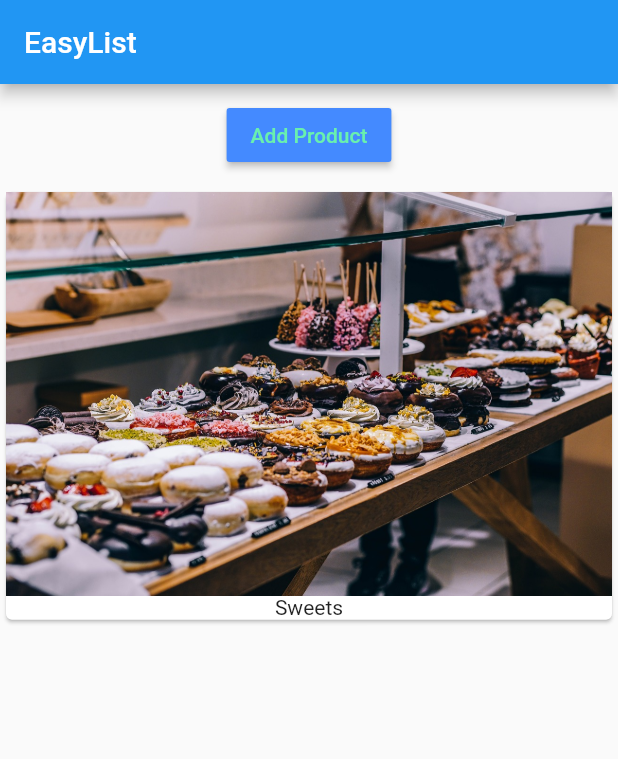
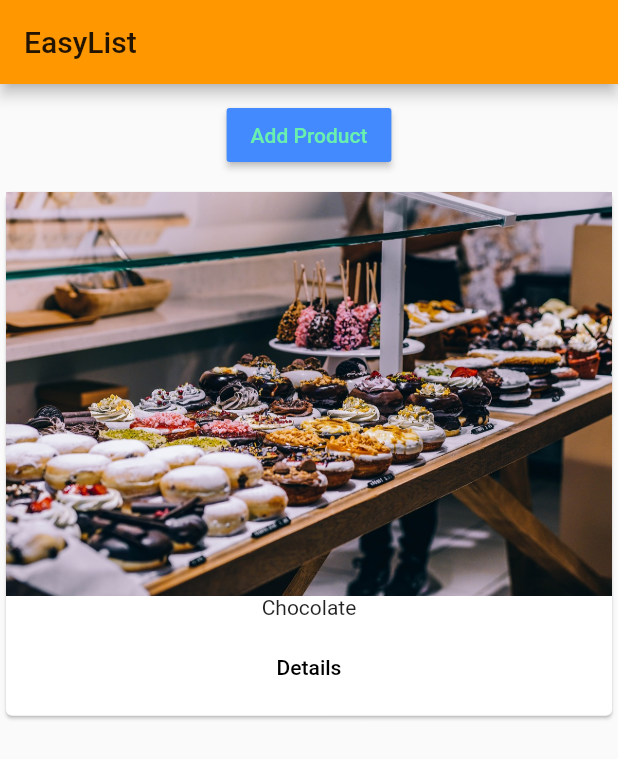
Before and after one commit to heinzan/flutter_course1, a Flutter app: the screen it shows after launch, after a tap on "Add Product", on a phone screen of 412 x 824 dp. Shown: the top 759 px of the screen. Run offline on Flutter 3.47's test engine with Material 2 defaults, Android fonts, the phone set to English and light mode, and no system bars.

Commit message:
[update]Passing Data

```diff
--- a/lib/main.dart
+++ b/lib/main.dart
@@ -1,5 +1,6 @@
 import 'package:flutter/material.dart';
 import 'product_manager.dart';
+import 'pages/home.dart';
 
 void main() => runApp(MyApp());
 
@@ -8,12 +9,11 @@ class MyApp extends StatelessWidget {
   Widget build(BuildContext context) {
     // TODO: implement build
     return MaterialApp(
-      home: Scaffold(
-        appBar: AppBar(
-          title: Text('EasyList'),
+        theme: ThemeData(
+          brightness: Brightness.light,
+          primarySwatch: Colors.orange,
+          accentColor: Colors.deepPurple,
         ),
-     body: ProductManager(),
-    ),
-    );
+        home: HomePage());
   }
 }
--- /dev/null
+++ b/lib/pages/home.dart
@@ -0,0 +1,16 @@
+import 'package:flutter/material.dart';
+import '../product_manager.dart';
+
+class HomePage extends StatelessWidget{
+  @override
+  Widget build(BuildContext context) {
+    // TODO: implement build
+    return Scaffold(
+      appBar: AppBar(
+        title: Text('EasyList'),
+      ),
+      body: ProductManager(),
+    );
+  }
+
+}
--- a/lib/product_control.dart
+++ b/lib/product_control.dart
@@ -11,7 +11,7 @@ class ProductControl extends StatelessWidget{
       child: Text('Add Product'),
       color: Colors.blueAccent,
       onPressed: () {
-        addProduct('Sweets');
+        addProduct({'title': 'Chocolate' , 'image':'assets/food.jpg'});
       },
     );
   }
--- a/lib/product_manager.dart
+++ b/lib/product_manager.dart
@@ -3,7 +3,7 @@ import 'package:flutter_course/products.dart';
 import 'product_control.dart';
 
 class ProductManager extends StatefulWidget {
-  final String startingProduct;
+  final Map<String , dynamic> startingProduct;
 
   ProductManager({this.startingProduct});
 
@@ -15,7 +15,7 @@ class ProductManager extends StatefulWidget {
 }
 
 class _ProductManagerState extends State<ProductManager> {
-  List<String> _products = [];
+  List<Map<String , dynamic>> _products = [];
 
   @override
   void initState() {
@@ -26,7 +26,7 @@ class _ProductManagerState extends State<ProductManager> {
     super.initState();
   }
 
-  void _addProducts(String product) {
+  void _addProducts(Map<String , dynamic> product) {
     setState(() {
       _products.add(product);
     });
--- a/lib/products.dart
+++ b/lib/products.dart
@@ -1,31 +1,46 @@
 import 'package:flutter/material.dart';
+import './pages/product.dart';
 
 class Products extends StatelessWidget {
-  List<String> products;
+  List<Map<String, dynamic>> products;
 
-  Products(this.products);
+  Products([this.products = const []]);
 
   Widget _buildProductItem(BuildContext context, int index) {
     return Card(
       child: Column(
         children: <Widget>[
-          Image.asset('assets/food.jpg'),
-          Text(products[index]),
+          Image.asset(products[index]['image']),
+          Text(products[index]['title']),
+          ButtonBar(
+            alignment: MainAxisAlignment.center,
+            children: <Widget>[
+              FlatButton(
+                  onPressed: () {
+                    Navigator.push(
+                      context,
+                      MaterialPageRoute(
+                        builder: (BuildContext context) => (Product(products[index]['title'] , products[index]['image'] )),
+                      ),
+                    );
+                  },
+                  child: Text('Details'))
+            ],
+          )
         ],
       ),
     );
   }
 
-  Widget _buildProductList(){
-    Widget productCard ;
-    if(products.length >0){
-      productCard  = ListView.builder(
+  Widget _buildProductList() {
+    Widget productCard;
+    if (products.length > 0) {
+      productCard = ListView.builder(
         itemBuilder: _buildProductItem,
         itemCount: products.length,
       );
-    }else{
-      productCard =
-      Center(
+    } else {
+      productCard = Center(
         child: Text('No products found,Please add some'),
       );
     }
@@ -36,6 +51,6 @@ class Products extends StatelessWidget {
   @override
   Widget build(BuildContext context) {
     // TODO: implement build
-  return _buildProductList();
+    return _buildProductList();
   }
 }
```
Also changed, not shown: lib/pages/product.dart (added, +39 -0 lines).
